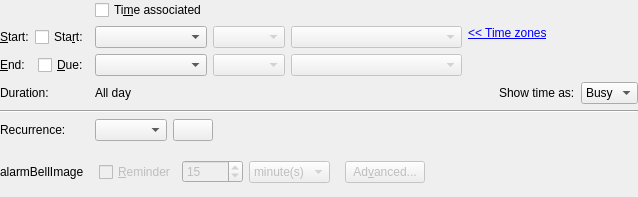
First picture: the form in incidenceeditors/incidenceeditor-ng/incidencedatetime.ui, repository chusopr/kdepim-ktimetracker-akonadi, before the edit.
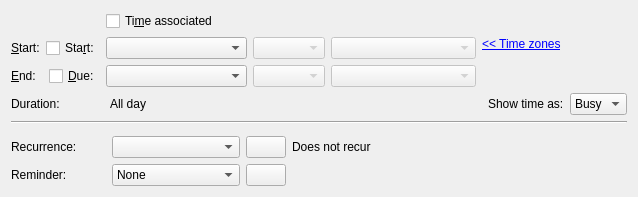
Second picture: the form after the edit. Custom widgets are drawn as their Qt base class.

Commit message: First ui bits and pieces for preset based reminders.

What changed in the file:
```diff
--- a/incidenceeditors/incidenceeditor-ng/incidencedatetime.ui
+++ b/incidenceeditors/incidenceeditor-ng/incidencedatetime.ui
@@ -7,17 +7,24 @@
     <x>0</x>
     <y>0</y>
     <width>638</width>
-    <height>197</height>
+    <height>191</height>
    </rect>
   </property>
   <property name="whatsThis">
    <string notr="true"/>
   </property>
   <layout class="QGridLayout" name="gridLayout">
-   <property name="margin">
-    <number>0</number>
-   </property>
-   <item row="1" column="0">
+   <item row="0" column="2" colspan="3">
+    <widget class="QCheckBox" name="mHasTimeCheck">
+     <property name="whatsThis">
+      <string>Set if this to-do's start and due dates have times associated with them.</string>
+     </property>
+     <property name="text">
+      <string>Ti&amp;me associated</string>
+     </property>
+    </widget>
+   </item>
+   <item row="1" column="0" colspan="2">
     <layout class="QHBoxLayout" name="horizontalLayout_6">
      <item>
       <widget class="QLabel" name="mStartLabel">
@@ -47,7 +54,73 @@
      </item>
     </layout>
    </item>
-   <item row="2" column="0">
+   <item row="1" column="2" colspan="3">
+    <widget class="KPIM::KDateEdit" name="mStartDateEdit">
+     <property name="sizePolicy">
+      <sizepolicy hsizetype="Minimum" vsizetype="Fixed">
+       <horstretch>0</horstretch>
+       <verstretch>0</verstretch>
+      </sizepolicy>
+     </property>
+     <property name="toolTip">
+      <string extracomment="@info:tooltip">Set the start date</string>
+     </property>
+     <property name="whatsThis">
+      <string extracomment="@info:whatsthis">Sets the start date for this to-do</string>
+     </property>
+    </widget>
+   </item>
+   <item row="1" column="5" colspan="2">
+    <widget class="KPIM::KTimeEdit" name="mStartTimeEdit">
+     <property name="enabled">
+      <bool>false</bool>
+     </property>
+     <property name="whatsThis">
+      <string>Sets the start time for this to-do.</string>
+     </property>
+    </widget>
+   </item>
+   <item row="1" column="7">
+    <widget class="KPIM::KTimeZoneComboBox" name="mTimeZoneComboStart">
+     <property name="enabled">
+      <bool>false</bool>
+     </property>
+     <property name="sizePolicy">
+      <sizepolicy hsizetype="MinimumExpanding" vsizetype="Fixed">
+       <horstretch>0</horstretch>
+       <verstretch>0</verstretch>
+      </sizepolicy>
+     </property>
+     <property name="whatsThis">
+      <string extracomment="@info:whatsthis">Select the timezone for this event. It will also affect recurrences</string>
+     </property>
+    </widget>
+   </item>
+   <item row="1" column="8">
+    <widget class="QLabel" name="mTimeZoneLabel">
+     <property name="sizePolicy">
+      <sizepolicy hsizetype="MinimumExpanding" vsizetype="Preferred">
+       <horstretch>0</horstretch>
+       <verstretch>0</verstretch>
+      </sizepolicy>
+     </property>
+     <property name="font">
+      <font>
+       <underline>false</underline>
+      </font>
+     </property>
+     <property name="text">
+      <string>&lt;a href=&quot;hide&quot;&gt;&lt;font color='blue'&gt;&amp;lt;&amp;lt; Time zones&lt;/font&gt;&lt;/a&gt;</string>
+     </property>
+     <property name="textFormat">
+      <enum>Qt::RichText</enum>
+     </property>
+     <property name="alignment">
+      <set>Qt::AlignLeading|Qt::AlignLeft|Qt::AlignTop</set>
+     </property>
+    </widget>
+   </item>
+   <item row="2" column="0" colspan="2">
     <layout class="QHBoxLayout" name="horizontalLayout">
      <item>
       <widget class="QLabel" name="mEndLabel">
@@ -77,8 +150,57 @@
      </item>
     </layout>
    </item>
-   <item row="3" column="1" colspan="4">
+   <item row="2" column="2" colspan="3">
+    <widget class="KPIM::KDateEdit" name="mEndDateEdit">
+     <property name="sizePolicy">
+      <sizepolicy hsizetype="Minimum" vsizetype="Fixed">
+       <horstretch>0</horstretch>
+       <verstretch>0</verstretch>
+      </sizepolicy>
+     </property>
+     <property name="whatsThis">
+      <string>Sets the due date for this to-do.</string>
+     </property>
+    </widget>
+   </item>
+   <item row="2" column="5" colspan="2">
+    <widget class="KPIM::KTimeEdit" name="mEndTimeEdit">
+     <property name="enabled">
+      <bool>false</bool>
+     </property>
+     <property name="whatsThis">
+      <string>Sets the due time for this to-do.</string>
+     </property>
+    </widget>
+   </item>
+   <item row="2" column="7">
+    <widget class="KPIM::KTimeZoneComboBox" name="mTimeZoneComboEnd">
+     <property name="enabled">
+      <bool>false</bool>
+     </property>
+     <property name="sizePolicy">
+      <sizepolicy hsizetype="MinimumExpanding" vsizetype="Fixed">
+       <horstretch>0</horstretch>
+       <verstretch>0</verstretch>
+      </sizepolicy>
+     </property>
+     <property name="whatsThis">
+      <string extracomment="@info:whatsthis">Select the timezone for this event. It will also affect recurrences</string>
+     </property>
+    </widget>
+   </item>
+   <item row="3" column="0" colspan="2">
+    <widget class="QLabel" name="label">
+     <property name="text">
+      <string>Duration:</string>
+     </property>
+    </widget>
+   </item>
+   <item row="3" column="2" colspan="7">
     <layout class="QHBoxLayout" name="horizontalLayout_3">
+     <property name="leftMargin">
+      <number>4</number>
+     </property>
      <item>
       <widget class="QLabel" name="mDurationLabel">
        <property name="text">
@@ -128,343 +250,164 @@
      </item>
     </layout>
    </item>
-   <item row="5" column="1" colspan="4">
-    <layout class="QHBoxLayout" name="horizontalLayout_2">
-     <item>
-      <widget class="KComboBox" name="mRecurrenceCombo"/>
-     </item>
-     <item>
-      <widget class="QPushButton" name="mRecurrenceEditButton">
-       <property name="text">
-        <string/>
-       </property>
-      </widget>
-     </item>
-     <item>
-      <widget class="QLabel" name="mRecurrenceLabel">
-       <property name="text">
-        <string/>
-       </property>
-      </widget>
-     </item>
-     <item>
-      <spacer name="horizontalSpacer_4">
-       <property name="orientation">
-        <enum>Qt::Horizontal</enum>
-       </property>
-       <property name="sizeHint" stdset="0">
-        <size>
-         <width>40</width>
-         <height>20</height>
-        </size>
-       </property>
-      </spacer>
-     </item>
-    </layout>
-   </item>
-   <item row="6" column="0" colspan="5">
-    <layout class="QHBoxLayout" name="horizontalLayout_4">
-     <item>
-      <widget class="QLabel" name="mAlarmBell">
-       <property name="sizePolicy">
-        <sizepolicy hsizetype="Minimum" vsizetype="Minimum">
-         <horstretch>0</horstretch>
-         <verstretch>0</verstretch>
-        </sizepolicy>
-       </property>
-       <property name="text">
-        <string>alarmBellImage</string>
-       </property>
-      </widget>
-     </item>
-     <item>
-      <widget class="QStackedWidget" name="mAlarmStack">
-       <property name="enabled">
-        <bool>false</bool>
-       </property>
-       <property name="currentIndex">
-        <number>0</number>
-       </property>
-       <widget class="QWidget" name="SimpleAlarmPage">
-        <layout class="QHBoxLayout" name="horizontalLayout_5">
-         <item>
-          <widget class="QCheckBox" name="mAlarmButton">
-           <property name="sizePolicy">
-            <sizepolicy hsizetype="Minimum" vsizetype="Fixed">
-             <horstretch>0</horstretch>
-             <verstretch>0</verstretch>
-            </sizepolicy>
-           </property>
-           <property name="toolTip">
-            <string extracomment="@info:tooltip">Set a reminder</string>
-           </property>
-           <property name="whatsThis">
-            <string extracomment="@info:whatsthis">Activates a reminder for this event or to-do.</string>
-           </property>
-           <property name="text">
-            <string extracomment="@option:check">&amp;Reminder</string>
-           </property>
-          </widget>
-         </item>
-         <item>
-          <widget class="QSpinBox" name="mAlarmTimeEdit">
-           <property name="enabled">
-            <bool>false</bool>
-           </property>
-           <property name="sizePolicy">
-            <sizepolicy hsizetype="Minimum" vsizetype="Fixed">
-             <horstretch>0</horstretch>
-             <verstretch>0</verstretch>
-            </sizepolicy>
-           </property>
-           <property name="toolTip">
-            <string extracomment="@info:tooltip">Set an alarm</string>
-           </property>
-           <property name="whatsThis">
-            <string extracomment="@info:whatsthis">Sets how long before the event occurs the reminder will be triggered.</string>
-           </property>
-           <property name="minimum">
-            <number>1</number>
-           </property>
-           <property name="maximum">
-            <number>99999</number>
-           </property>
-           <property name="value">
-            <number>15</number>
-           </property>
-          </widget>
-         </item>
-         <item>
-          <widget class="QComboBox" name="mAlarmIncrCombo">
-           <property name="enabled">
-            <bool>false</bool>
-           </property>
-           <property name="sizePolicy">
-            <sizepolicy hsizetype="Minimum" vsizetype="Fixed">
-             <horstretch>0</horstretch>
-             <verstretch>0</verstretch>
-            </sizepolicy>
-           </property>
-           <property name="toolTip">
-            <string extracomment="@info:tooltip">Set an alarm</string>
-           </property>
-           <property name="whatsThis">
-            <string extracomment="@info:whatsthis">Sets how long before the event occurs the reminder will be triggered.</string>
-           </property>
-           <property name="sizeAdjustPolicy">
-            <enum>QComboBox::AdjustToContents</enum>
-           </property>
-           <item>
-            <property name="text">
-             <string extracomment="@item:inlistbox alarm expressed in minutes">minute(s)</string>
-            </property>
-           </item>
-           <item>
-            <property name="text">
-             <string extracomment="@item:inlistbox alarm expressed in hours">hour(s)</string>
-            </property>
-           </item>
-           <item>
-            <property name="text">
-             <string extracomment="@item:inlistbox alarm expressed in days">day(s)</string>
-            </property>
-           </item>
-          </widget>
-         </item>
-        </layout>
-       </widget>
-       <widget class="QWidget" name="AdvancedAlarmLabel">
-        <layout class="QGridLayout" name="gridLayout_2">
-         <item row="0" column="0">
-          <widget class="QLabel" name="mAlarmInfoLabel">
-           <property name="sizePolicy">
-            <sizepolicy hsizetype="Minimum" vsizetype="Preferred">
-             <horstretch>0</horstretch>
-             <verstretch>0</verstretch>
-            </sizepolicy>
-           </property>
-           <property name="text">
-            <string>XXX reminders configured</string>
-           </property>
-          </widget>
-         </item>
-        </layout>
-       </widget>
-      </widget>
-     </item>
-     <item>
-      <widget class="QPushButton" name="mAlarmEditButton">
-       <property name="enabled">
-        <bool>false</bool>
-       </property>
-       <property name="sizePolicy">
-        <sizepolicy hsizetype="Minimum" vsizetype="Fixed">
-         <horstretch>0</horstretch>
-         <verstretch>0</verstretch>
-        </sizepolicy>
-       </property>
-       <property name="toolTip">
-        <string extracomment="@info:tooltip">Set an advanced alarm</string>
-       </property>
-       <property name="whatsThis">
-        <string extracomment="@info:whatsthis">Push this button to create an advanced alarm for this event or to-do</string>
-       </property>
-       <property name="text">
-        <string extracomment="@action:button advanced alarm settings">Ad&amp;vanced...</string>
-       </property>
-      </widget>
-     </item>
-     <item>
-      <spacer name="horizontalSpacer_5">
-       <property name="orientation">
-        <enum>Qt::Horizontal</enum>
-       </property>
-       <property name="sizeHint" stdset="0">
-        <size>
-         <width>40</width>
-         <height>20</height>
-        </size>
-       </property>
-      </spacer>
-     </item>
-    </layout>
-   </item>
-   <item row="1" column="1">
-    <widget class="KPIM::KDateEdit" name="mStartDateEdit">
+   <item row="8" column="3">
+    <widget class="KComboBox" name="mRecurrenceCombo">
      <property name="sizePolicy">
       <sizepolicy hsizetype="Minimum" vsizetype="Fixed">
        <horstretch>0</horstretch>
        <verstretch>0</verstretch>
       </sizepolicy>
      </property>
-     <property name="toolTip">
-      <string extracomment="@info:tooltip">Set the start date</string>
+    </widget>
+   </item>
+   <item row="8" column="4" colspan="2">
+    <widget class="QPushButton" name="mRecurrenceEditButton">
+     <property name="sizePolicy">
+      <sizepolicy hsizetype="Fixed" vsizetype="Fixed">
+       <horstretch>0</horstretch>
+       <verstretch>0</verstretch>
+      </sizepolicy>
      </property>
-     <property name="whatsThis">
-      <string extracomment="@info:whatsthis">Sets the start date for this to-do</string>
+     <property name="text">
+      <string/>
      </property>
     </widget>
    </item>
-   <item row="1" column="2">
-    <widget class="KPIM::KTimeEdit" name="mStartTimeEdit">
-     <property name="enabled">
-      <bool>false</bool>
+   <item row="8" column="6" colspan="2">
+    <widget class="QLabel" name="mRecurrenceLabel">
+     <property name="text">
+      <string>Does not recur</string>
      </property>
      <property name="whatsThis">
       <string>Sets the start time for this to-do.</string>
      </property>
     </widget>
    </item>
-   <item row="1" column="3">
-    <widget class="KPIM::KTimeZoneComboBox" name="mTimeZoneComboStart">
-     <property name="enabled">
-      <bool>false</bool>
+   <item row="7" column="8" rowspan="2">
+    <spacer name="horizontalSpacer">
+     <property name="orientation">
+      <enum>Qt::Horizontal</enum>
      </property>
-     <property name="sizePolicy">
-      <sizepolicy hsizetype="MinimumExpanding" vsizetype="Fixed">
-       <horstretch>0</horstretch>
-       <verstretch>0</verstretch>
-      </sizepolicy>
+     <property name="sizeHint" stdset="0">
+      <size>
+       <width>40</width>
+       <height>20</height>
+      </size>
      </property>
-     <property name="whatsThis">
-      <string extracomment="@info:whatsthis">Select the timezone for this event. It will also affect recurrences</string>
+    </spacer>
+   </item>
+   <item row="9" column="0" colspan="2">
+    <widget class="QLabel" name="label_2">
+     <property name="text">
+      <string>Reminder:</string>
      </property>
     </widget>
    </item>
-   <item row="2" column="1">
-    <widget class="KPIM::KDateEdit" name="mEndDateEdit">
+   <item row="9" column="3">
+    <widget class="KComboBox" name="mReminderCombo">
      <property name="sizePolicy">
-      <sizepolicy hsizetype="Minimum" vsizetype="Fixed">
+      <sizepolicy hsizetype="Fixed" vsizetype="Fixed">
        <horstretch>0</horstretch>
        <verstretch>0</verstretch>
       </sizepolicy>
      </property>
-     <property name="whatsThis">
-      <string>Sets the due date for this to-do.</string>
-     </property>
+     <item>
+      <property name="text">
+       <string>None</string>
+      </property>
+     </item>
+     <item>
+      <property name="text">
+       <string>5 minutes before</string>
+      </property>
+     </item>
+     <item>
+      <property name="text">
+       <string>10 minutes before</string>
+      </property>
+     </item>
+     <item>
+      <property name="text">
+       <string>15 minutes before</string>
+      </property>
+     </item>
+     <item>
+      <property name="text">
+       <string>30 minutes before</string>
+      </property>
+     </item>
+     <item>
+      <property name="text">
+       <string>45 minutes before</string>
+      </property>
+     </item>
+     <item>
+      <property name="text">
+       <string>1 day before</string>
+      </property>
+     </item>
+     <item>
+      <property name="text">
+       <string>2 days before</string>
+      </property>
+     </item>
+     <item>
+      <property name="text">
+       <string>5 days before</string>
+      </property>
+     </item>
+     <item>
+      <property name="text">
+       <string>1 week before</string>
+      </property>
+     </item>
+     <item>
+      <property name="text">
+       <string>Custom</string>
+      </property>
+     </item>
     </widget>
    </item>
-   <item row="2" column="2">
-    <widget class="KPIM::KTimeEdit" name="mEndTimeEdit">
-     <property name="enabled">
-      <bool>false</bool>
-     </property>
-     <property name="whatsThis">
-      <string>Sets the due time for this to-do.</string>
-     </property>
-    </widget>
-   </item>
-   <item row="2" column="3">
-    <widget class="KPIM::KTimeZoneComboBox" name="mTimeZoneComboEnd">
-     <property name="enabled">
-      <bool>false</bool>
-     </property>
+   <item row="9" column="4" colspan="2">
+    <widget class="QPushButton" name="mReminderEditButton">
      <property name="sizePolicy">
-      <sizepolicy hsizetype="MinimumExpanding" vsizetype="Fixed">
+      <sizepolicy hsizetype="Fixed" vsizetype="Fixed">
        <horstretch>0</horstretch>
        <verstretch>0</verstretch>
       </sizepolicy>
      </property>
-     <property name="whatsThis">
-      <string extracomment="@info:whatsthis">Select the timezone for this event. It will also affect recurrences</string>
+     <property name="text">
+      <string/>
      </property>
     </widget>
    </item>
-   <item row="0" column="1">
-    <widget class="QCheckBox" name="mHasTimeCheck">
-     <property name="whatsThis">
-      <string>Set if this to-do's start and due dates have times associated with them.</string>
+   <item row="9" column="8">
+    <spacer name="horizontalSpacer_2">
+     <property name="orientation">
+      <enum>Qt::Horizontal</enum>
      </property>
-     <property name="text">
-      <string>Ti&amp;me associated</string>
+     <property name="sizeHint" stdset="0">
+      <size>
+       <width>89</width>
+       <height>22</height>
+      </size>
      </property>
+    </spacer>
+   </item>
+   <item row="5" column="0" colspan="9">
+    <widget class="Line" name="line">
+     <property name="orientation">
+      <enum>Qt::Horizontal</enum>
+     </property>
     </widget>
    </item>
-   <item row="5" column="0">
+   <item row="8" column="0">
     <widget class="QLabel" name="label_4">
      <property name="text">
       <string>Recurrence:</string>
      </property>
     </widget>
    </item>
-   <item row="3" column="0">
-    <widget class="QLabel" name="label">
-     <property name="text">
-      <string>Duration:</string>
-     </property>
-    </widget>
-   </item>
-   <item row="4" column="0" colspan="5">
-    <widget class="Line" name="line">
-     <property name="orientation">
-      <enum>Qt::Horizontal</enum>
-     </property>
-    </widget>
-   </item>
-   <item row="1" column="4" rowspan="2">
-    <widget class="QLabel" name="mTimeZoneLabel">
-     <property name="sizePolicy">
-      <sizepolicy hsizetype="MinimumExpanding" vsizetype="Preferred">
-       <horstretch>0</horstretch>
-       <verstretch>0</verstretch>
-      </sizepolicy>
-     </property>
-     <property name="font">
-      <font>
-       <underline>false</underline>
-      </font>
-     </property>
-     <property name="text">
-      <string>&lt;a href=&quot;hide&quot;&gt;&lt;font color='blue'&gt;&amp;lt;&amp;lt; Time zones&lt;/font&gt;&lt;/a&gt;</string>
-     </property>
-     <property name="textFormat">
-      <enum>Qt::RichText</enum>
-     </property>
-     <property name="alignment">
-      <set>Qt::AlignLeading|Qt::AlignLeft|Qt::AlignTop</set>
-     </property>
-    </widget>
-   </item>
   </layout>
  </widget>
  <customwidgets>
```
Left out of the diff: 38 changed lines with no effect on the pictures. The commit also changes 3 other files.
